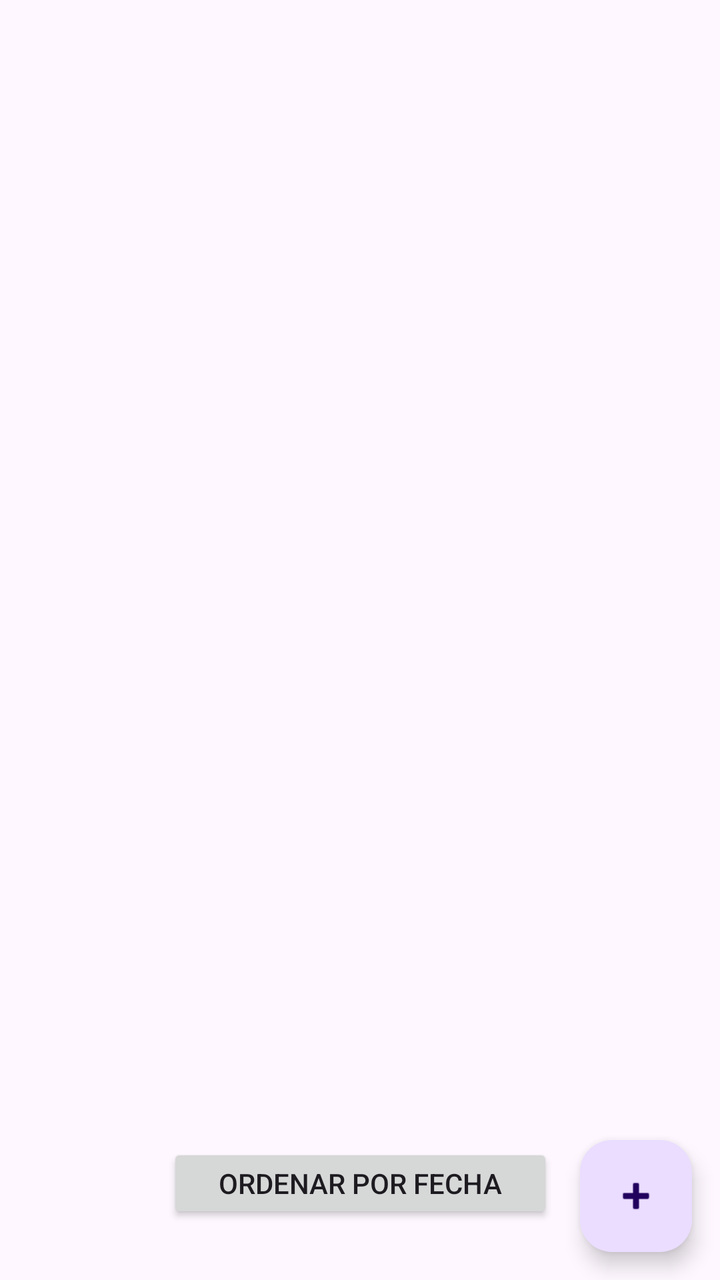
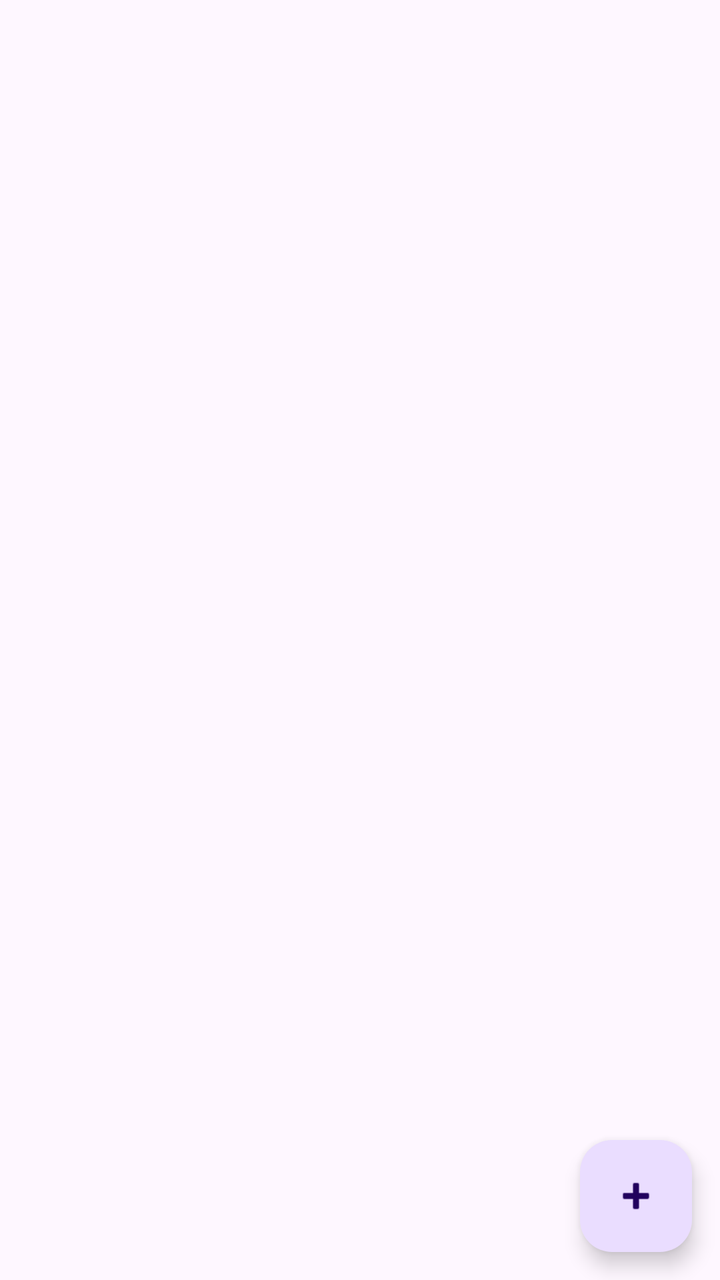

Before-and-after screenshots of an Android layout around one commit, followed by the original layout XML and the change that was made.
<!-- AndroidManifest.xml: application theme Theme.ToDoList -->
<!-- res/layout/fragment_lista.xml -->
<?xml version="1.0" encoding="utf-8"?>
<androidx.constraintlayout.widget.ConstraintLayout xmlns:android="http://schemas.android.com/apk/res/android"
    xmlns:app="http://schemas.android.com/apk/res-auto"
    xmlns:tools="http://schemas.android.com/tools"
    android:layout_width="match_parent"
    android:layout_height="match_parent"
    tools:context=".Main.Fragments.ListaFragment">

    <androidx.recyclerview.widget.RecyclerView
        android:id="@+id/recyclerLista"
        android:layout_width="match_parent"
        android:layout_height="match_parent"
        app:layoutManager="androidx.recyclerview.widget.GridLayoutManager"
        tools:layout_editor_absoluteX="0dp"
        tools:layout_editor_absoluteY="0dp" />

    <com.google.android.material.floatingactionbutton.FloatingActionButton
        android:id="@+id/floatingActionButton2"
        android:layout_width="wrap_content"
        android:layout_height="wrap_content"
        android:clickable="true"
        android:src="@android:drawable/ic_input_add"
        app:layout_constraintBottom_toBottomOf="parent"
        app:layout_constraintEnd_toEndOf="parent"
        app:layout_constraintHorizontal_bias="0.954"
        app:layout_constraintStart_toStartOf="parent"
        app:layout_constraintTop_toTopOf="parent"
        app:layout_constraintVertical_bias="0.976" />

    <Button
        android:id="@+id/ordenarPorFecha"
        android:layout_width="193dp"
        android:layout_height="40dp"
        android:text="Ordenar Por Fecha"
        app:layout_constraintBottom_toBottomOf="parent"
        app:layout_constraintEnd_toEndOf="parent"
        app:layout_constraintStart_toStartOf="parent"
        app:layout_constraintTop_toTopOf="parent"
        app:layout_constraintVertical_bias="0.953" />
</androidx.constraintlayout.widget.ConstraintLayout>
<!-- resources referenced by this layout -->
<resources>
  <style name="Theme.ToDoList" parent="Base.Theme.ToDoList" />
  <style name="Base.Theme.ToDoList" parent="Theme.Material3.DayNight.NoActionBar">
          
          
      </style>
</resources>

<!-- the commit's change to res/layout/fragment_lista.xml (unified diff, before → after) -->
@@ -27,14 +27,4 @@
         app:layout_constraintTop_toTopOf="parent"
         app:layout_constraintVertical_bias="0.976" />
 
-    <Button
-        android:id="@+id/ordenarPorFecha"
-        android:layout_width="193dp"
-        android:layout_height="40dp"
-        android:text="Ordenar Por Fecha"
-        app:layout_constraintBottom_toBottomOf="parent"
-        app:layout_constraintEnd_toEndOf="parent"
-        app:layout_constraintStart_toStartOf="parent"
-        app:layout_constraintTop_toTopOf="parent"
-        app:layout_constraintVertical_bias="0.953" />
 </androidx.constraintlayout.widget.ConstraintLayout>
